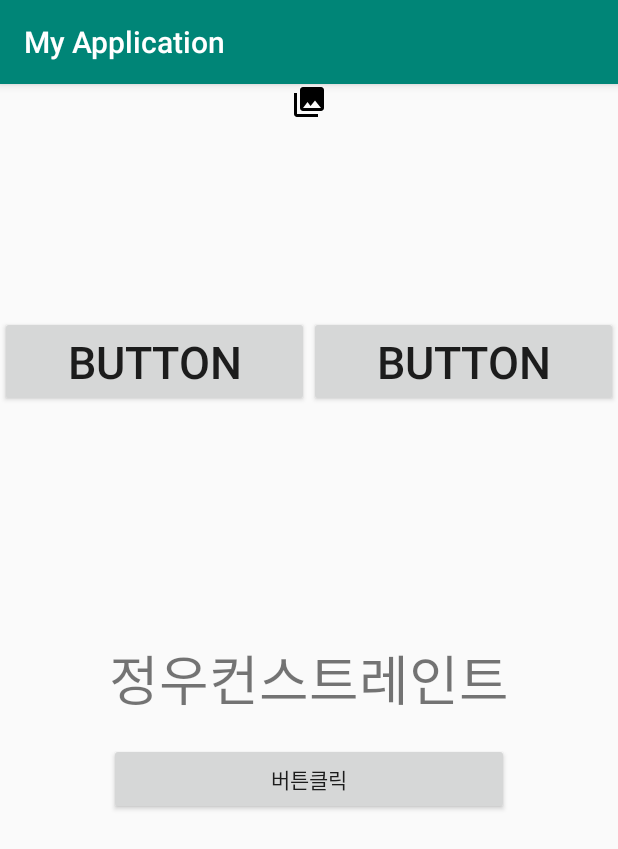
After one commit to friendshipkim97/Android-Practice, an Android app: the ConstraintLayoutExam screen opened directly, with no data from a screen before it, on a phone screen of 412 x 824 dp. The commit adds this screen. Shown: the top 849 px of the screen. Run offline under Robolectric (Android 15) with nearby library versions, the phone set to English and light mode, and no system bars.

Commit message:
Update ConstraintLayoutExam

```diff
--- /dev/null
+++ b/app/src/main/java/com/cookandroid/myapplication/ConstraintLayoutExam.java
@@ -0,0 +1,14 @@
+package com.cookandroid.myapplication;
+
+import androidx.appcompat.app.AppCompatActivity;
+
+import android.os.Bundle;
+
+public class ConstraintLayoutExam extends AppCompatActivity {
+
+    @Override
+    protected void onCreate(Bundle savedInstanceState) {
+        super.onCreate(savedInstanceState);
+        setContentView(R.layout.activity_constraint_layout_exam);
+    }
+}
--- /dev/null
+++ b/app/src/main/res/layout/activity_constraint_layout_exam.xml
@@ -0,0 +1,60 @@
+<?xml version="1.0" encoding="utf-8"?>
+<androidx.constraintlayout.widget.ConstraintLayout xmlns:android="http://schemas.android.com/apk/res/android"
+    xmlns:app="http://schemas.android.com/apk/res-auto"
+    xmlns:tools="http://schemas.android.com/tools"
+    android:layout_width="match_parent"
+    android:layout_height="match_parent"
+    tools:context=".ConstraintLayoutExam">
+
+    <TextView
+        android:id="@+id/textView6"
+        android:layout_width="wrap_content"
+        android:layout_height="wrap_content"
+        android:text="정우컨스트레인트"
+        android:textSize="36sp"
+        app:layout_constraintBottom_toBottomOf="parent"
+        app:layout_constraintEnd_toEndOf="parent"
+        app:layout_constraintStart_toStartOf="parent"
+        app:layout_constraintTop_toBottomOf="@+id/imageView2" />
+
+    <Button
+        android:id="@+id/button3"
+        android:layout_width="0dp"
+        android:layout_height="wrap_content"
+        android:layout_marginTop="16dp"
+        android:text="버튼클릭"
+        app:layout_constraintEnd_toEndOf="@+id/textView6"
+        app:layout_constraintStart_toStartOf="@+id/textView6"
+        app:layout_constraintTop_toBottomOf="@+id/textView6" />
+
+    <ImageView
+        android:id="@+id/imageView2"
+        android:layout_width="wrap_content"
+        android:layout_height="wrap_content"
+        app:layout_constraintEnd_toEndOf="parent"
+        app:layout_constraintStart_toStartOf="parent"
+        app:layout_constraintTop_toTopOf="parent"
+        app:srcCompat="@drawable/ic_menu_gallery" />
+
+    <Button
+        android:id="@+id/button4"
+        android:layout_width="0dp"
+        android:layout_height="wrap_content"
+        android:text="Button"
+        android:textSize="30sp"
+        app:layout_constraintBottom_toTopOf="@+id/textView6"
+        app:layout_constraintEnd_toStartOf="@+id/button5"
+        app:layout_constraintStart_toStartOf="parent"
+        app:layout_constraintTop_toTopOf="parent" />
+
+    <Button
+        android:id="@+id/button5"
+        android:layout_width="0dp"
+        android:layout_height="wrap_content"
+        android:text="Button"
+        android:textSize="30sp"
+        app:layout_constraintBottom_toTopOf="@+id/textView6"
+        app:layout_constraintEnd_toEndOf="parent"
+        app:layout_constraintStart_toEndOf="@+id/button4"
+        app:layout_constraintTop_toTopOf="parent" />
+</androidx.constraintlayout.widget.ConstraintLayout>
--- a/build.gradle
+++ b/build.gradle
@@ -10,7 +10,7 @@ buildscript {
         classpath 'com.android.tools.build:gradle:3.5.1'
 
 //        파이어베이스사용
-        classpath 'com.google.gms:google-services:3.2.0'
+        classpath 'com.google.gms:google-services:4.3.3'
         // NOTE: Do not place your application dependencies here; they belong
         // in the individual module build.gradle files
     }
```
Also changed, not shown: app/build.gradle (+11 -2 lines), app/src/main/AndroidManifest.xml (+7 -6 lines), app/src/main/java/com/cookandroid/myapplication/MainActivity.java (+9 -0 lines), app/src/main/res/layout/activity_main.xml (+8 -0 lines), app/src/main/res/values/strings.xml (+9 -0 lines).
